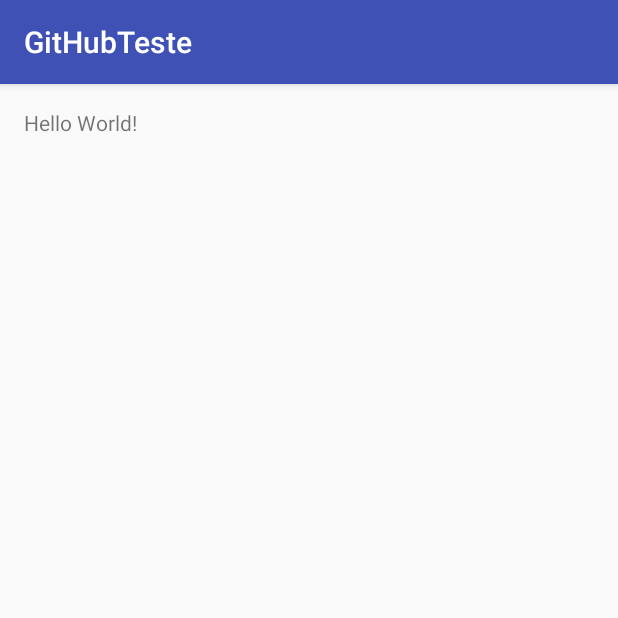
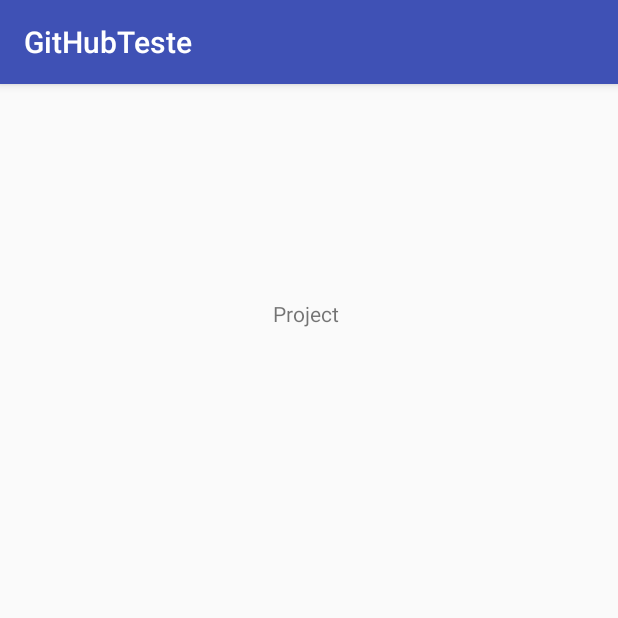
Before and after one commit to LucasMatBorges/GitHubTeste, an Android app: the screen it shows after launch (MainActivity), on a phone screen of 412 x 824 dp, the top half of it. Run offline under Robolectric (Android 15) with nearby library versions, the phone set to English and light mode, and no system bars.

Commit message:
Mudando só o nome do TextView

```diff
--- a/app/src/main/res/layout/activity_main.xml
+++ b/app/src/main/res/layout/activity_main.xml
@@ -12,5 +12,8 @@
     <TextView
         android:layout_width="wrap_content"
         android:layout_height="wrap_content"
-        android:text="Hello World!" />
+        android:text="Project "
+        android:layout_alignParentTop="true"
+        android:layout_centerHorizontal="true"
+        android:layout_marginTop="127dp" />
 </RelativeLayout>
```
